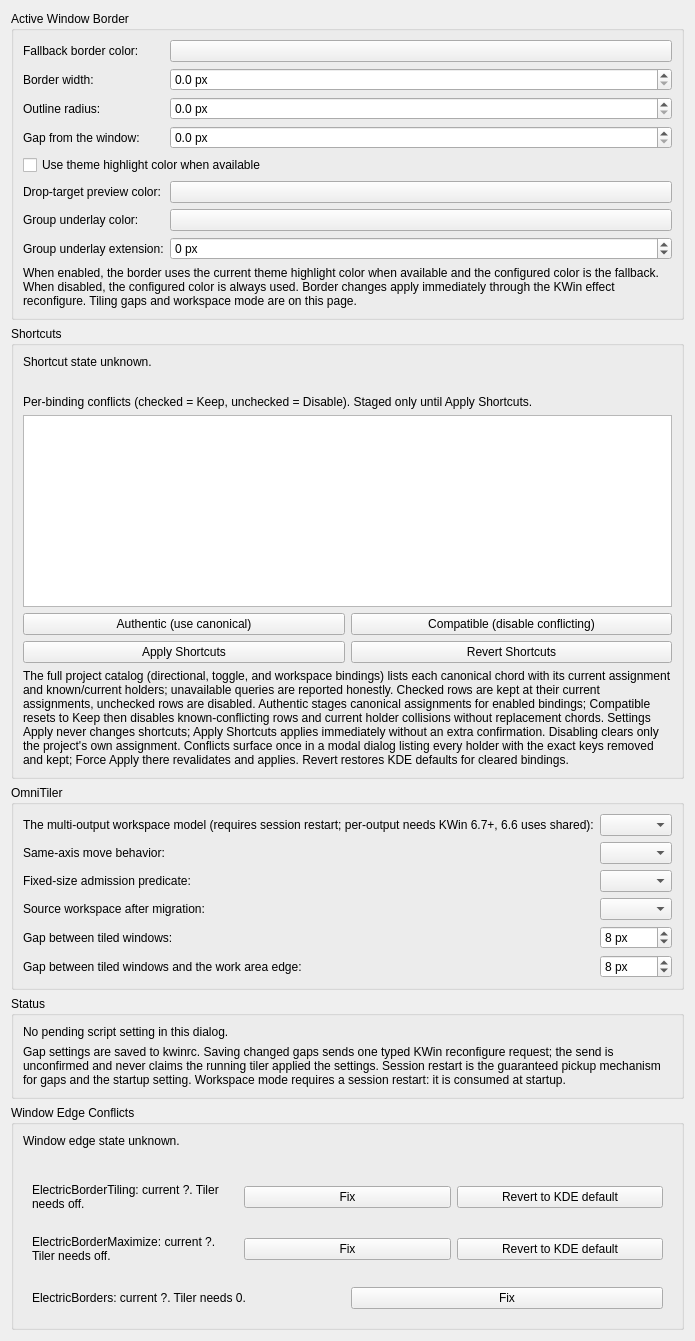
Above: kwin/native-effect/unifiedsettings.ui from beefsack/OmniTiler before the change. Below: the same form after it.
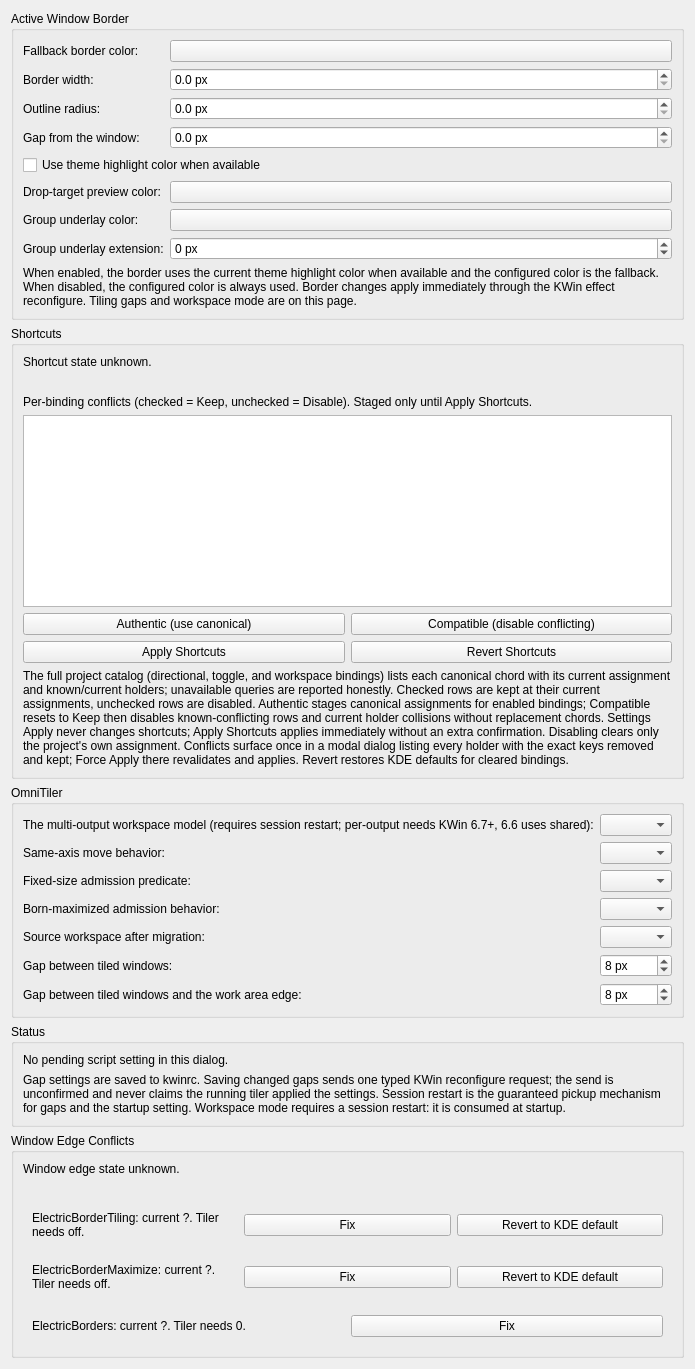
That is the form after the change. Custom widgets are drawn as their Qt base class.

Commit message:
Add bornMaximized setting and radius 6 default on KDE
R-MAX-06: bornMaximized (tile-on-launch default, keep-maximized-overlay
alternative) with KCM control and subsequent-admissions-only adoption;
floating-first sightings keep the R-MAX-03 overlay under both values.
Active border radius default 0.0 -> 6.0, explicit radii preserved, no
migration.

```diff
--- a/kwin/native-effect/unifiedsettings.ui
+++ b/kwin/native-effect/unifiedsettings.ui
@@ -315,6 +315,19 @@
          <widget class="QComboBox" name="fixedSizePredicateCombo"/>
         </item>
          <item row="3" column="0">
+           <widget class="QLabel" name="label_bornMaximized">
+            <property name="buddy">
+             <cstring>bornMaximizedCombo</cstring>
+            </property>
+           <property name="text">
+            <string>Born-maximized admission behavior:</string>
+           </property>
+          </widget>
+         </item>
+           <item row="3" column="1">
+           <widget class="QComboBox" name="bornMaximizedCombo"/>
+          </item>
+          <item row="4" column="0">
           <widget class="QLabel" name="label_migrationSourceRefill">
            <property name="buddy">
             <cstring>migrationSourceRefillCombo</cstring>
@@ -324,10 +337,10 @@
           </property>
          </widget>
         </item>
-         <item row="3" column="1">
+          <item row="4" column="1">
          <widget class="QComboBox" name="migrationSourceRefillCombo"/>
         </item>
-         <item row="4" column="0">
+          <item row="5" column="0">
           <widget class="QLabel" name="label_innerGap">
           <property name="buddy">
            <cstring>innerGapSpinBox</cstring>
@@ -337,7 +350,7 @@
          </property>
         </widget>
        </item>
-         <item row="4" column="1">
+          <item row="5" column="1">
          <widget class="QSpinBox" name="innerGapSpinBox">
         <property name="minimum">
          <number>0</number>
@@ -353,7 +366,7 @@
         </property>
        </widget>
       </item>
-         <item row="5" column="0">
+          <item row="6" column="0">
           <widget class="QLabel" name="label_outerGap">
           <property name="buddy">
            <cstring>outerGapSpinBox</cstring>
@@ -363,7 +376,7 @@
          </property>
         </widget>
        </item>
-         <item row="5" column="1">
+          <item row="6" column="1">
          <widget class="QSpinBox" name="outerGapSpinBox">
         <property name="minimum">
          <number>0</number>
```
Lines whose indentation alone changed are shown as unchanged. The commit also changes 11 other files.
